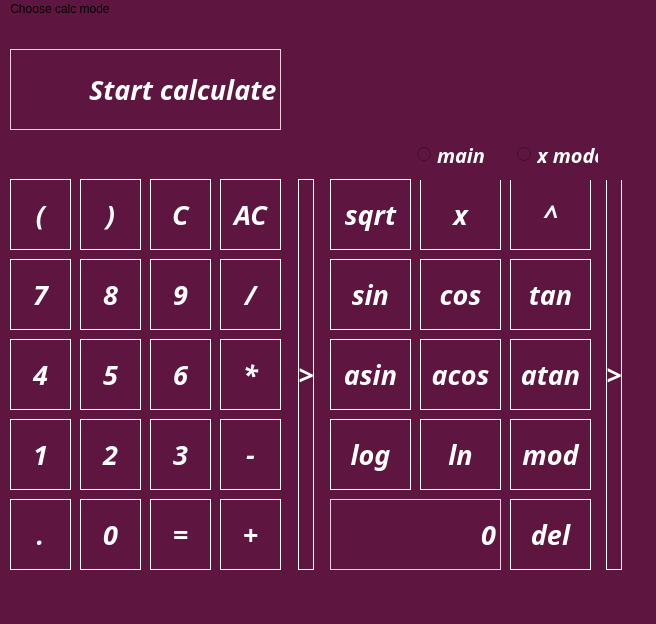
Old version of the form src/mainwindow.ui in the repository PolinaSKozlova/SmartCalc_v2.0.
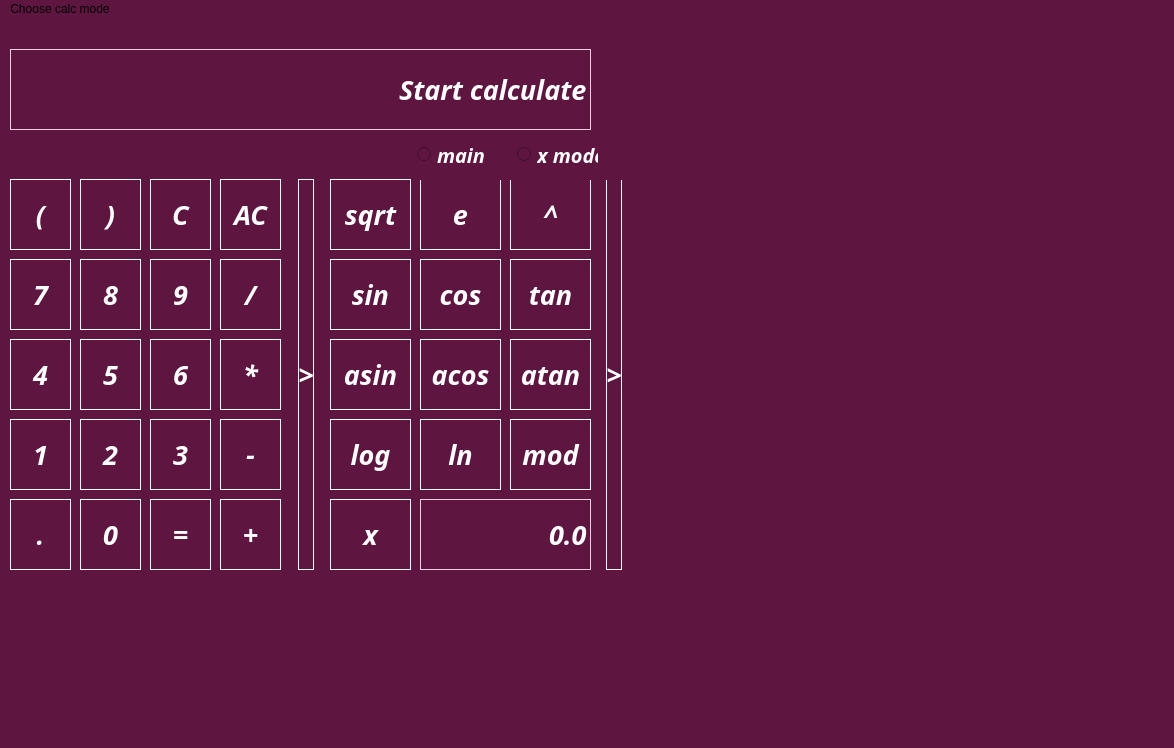
New version of the form.

Commit message: добавила проверки в ui и изменила сигналы

```diff
--- a/src/mainwindow.ui
+++ b/src/mainwindow.ui
@@ -6,8 +6,8 @@
    <rect>
     <x>0</x>
     <y>0</y>
-    <width>656</width>
-    <height>624</height>
+    <width>1174</width>
+    <height>748</height>
    </rect>
   </property>
   <property name="font">
@@ -27,7 +27,7 @@
      <rect>
       <x>10</x>
       <y>30</y>
-      <width>271</width>
+      <width>581</width>
       <height>81</height>
      </rect>
     </property>
@@ -91,7 +91,7 @@
      <widget class="QLineEdit" name="get_x_value">
       <property name="geometry">
        <rect>
-        <x>10</x>
+        <x>100</x>
         <y>330</y>
         <width>171</width>
         <height>71</height>
@@ -112,7 +112,7 @@
 border: 1px solid #f2d0e4;</string>
       </property>
       <property name="text">
-       <string>0</string>
+       <string>0.0</string>
       </property>
       <property name="maxLength">
        <number>255</number>
@@ -127,8 +127,8 @@
      <widget class="QPushButton" name="variable_x">
       <property name="geometry">
        <rect>
-        <x>100</x>
-        <y>10</y>
+        <x>10</x>
+        <y>330</y>
         <width>81</width>
         <height>71</height>
        </rect>
@@ -466,44 +466,6 @@
        <string>mod</string>
       </property>
      </widget>
-     <widget class="QPushButton" name="clear_x_mode">
-      <property name="geometry">
-       <rect>
-        <x>190</x>
-        <y>330</y>
-        <width>81</width>
-        <height>71</height>
-       </rect>
-      </property>
-      <property name="font">
-       <font>
-        <family>Shree Devanagari 714</family>
-        <pointsize>20</pointsize>
-        <italic>true</italic>
-        <bold>true</bold>
-        <underline>false</underline>
-        <strikeout>false</strikeout>
-        <stylestrategy>PreferDefault</stylestrategy>
-        <kerning>true</kerning>
-       </font>
-      </property>
-      <property name="styleSheet">
-       <string notr="true">QPushButton {
-background-color: qlineargradient(x1: 0, y1: 0, x2: 0, y2: 1,
-                                      stop: 0 #f5b5da, stop: 1 #521839 );
-color: white;
-border: 1px solid white;
-}
-
-QPushButton:pressed {
-    background-color: qlineargradient(x1: 0, y1: 0, x2: 0, y2: 1,
-                                      stop: 0 #521839, stop: 1 #f5b5da);
-}</string>
-      </property>
-      <property name="text">
-       <string>del</string>
-      </property>
-     </widget>
      <widget class="QPushButton" name="square_root">
       <property name="geometry">
        <rect>
@@ -656,6 +618,44 @@
        <string>&gt;</string>
       </property>
      </widget>
+     <widget class="QPushButton" name="exp">
+      <property name="geometry">
+       <rect>
+        <x>100</x>
+        <y>10</y>
+        <width>81</width>
+        <height>71</height>
+       </rect>
+      </property>
+      <property name="font">
+       <font>
+        <family>Shree Devanagari 714</family>
+        <pointsize>20</pointsize>
+        <italic>true</italic>
+        <bold>true</bold>
+        <underline>false</underline>
+        <strikeout>false</strikeout>
+        <stylestrategy>PreferDefault</stylestrategy>
+        <kerning>true</kerning>
+       </font>
+      </property>
+      <property name="styleSheet">
+       <string notr="true">QPushButton {
+background-color: qlineargradient(x1: 0, y1: 0, x2: 0, y2: 1,
+                                      stop: 0 #f5b5da, stop: 1 #521839 );
+color: white;
+border: 1px solid white;
+}
+
+QPushButton:pressed {
+    background-color: qlineargradient(x1: 0, y1: 0, x2: 0, y2: 1,
+                                      stop: 0 #521839, stop: 1 #f5b5da);
+}</string>
+      </property>
+      <property name="text">
+       <string>e</string>
+      </property>
+     </widget>
     </widget>
     <widget class="QFrame" name="frame">
      <property name="geometry">
@@ -1542,7 +1542,7 @@
     <rect>
      <x>0</x>
      <y>0</y>
-     <width>656</width>
+     <width>1174</width>
      <height>24</height>
     </rect>
    </property>
```
Left out of the diff: 4 changed lines with no effect on the pictures. The commit also changes 2 other files.
